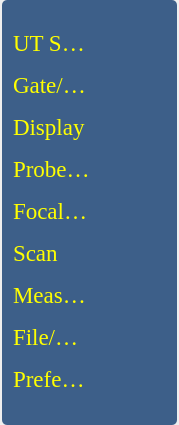
The window that ui/menu/main_menu.ui (15903016222/Voice) describes before a commit, drawn with Qt 5.
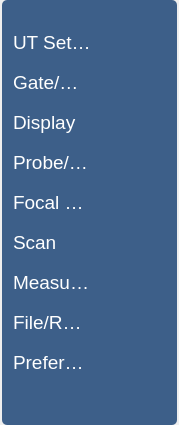
The same window after the commit. Icons and pictures are not drawn.

Commit message: Fixed:解决主菜单QTreeWidget选中后有高亮红色的问题

```diff
--- a/ui/menu/main_menu.ui
+++ b/ui/menu/main_menu.ui
@@ -90,8 +90,8 @@
         </property>
         <property name="font">
          <font>
-          <family>Times New Roman</family>
-          <pointsize>16</pointsize>
+          <family>Abyssinica SIL</family>
+          <pointsize>13</pointsize>
           <weight>50</weight>
           <italic>false</italic>
           <bold>false</bold>
@@ -99,28 +99,37 @@
         </property>
         <property name="styleSheet">
          <string notr="true">QTreeWidget{
-	font: 16pt &quot;Times New Roman&quot;;
-	color: yellow;
 	background-color: rgba(37, 76, 124, 0);
 	outline: 0px;
 }
 
-QTreeWidget::item{
+QTreeWidget::item:has-children{
+	font: 14pt &quot;Arial&quot;;
+	color:white;
 	margin: 8px;
 	background-color: rgba(37, 76, 124, 0); 
+	background-clip: margin;
+}
+
+QTreeWidget::item:!has-children {
+	font: 13pt &quot;Arial&quot;;
+	color:yellow;
+	margin: 8px;
+	margin-left: 30px;
+	background-color: rgba(37, 76, 124, 0); 
+	background-clip: margin;
 }
 
 QTreeWidget::item:selected{
-	font: bold 16pt &quot;Times New Roman&quot;;
-	color: red;
-	background-color: rgba(37, 76, 124, 0);
+	font: bold 13pt &quot;Arial&quot;;
+	color: yellow;
+	background-color: qlineargradient(spread:repeat, x1:0.5, y1:0, x2:0.5, y2:1, stop:0 rgba(230, 230, 230, 200), stop:0.1 rgba(200, 200, 200, 127), stop:0.9 rgba(200, 200, 200, 127), stop:1 rgba(230, 230, 230, 200));
 }
 
 QTreeWidget::branch{
 	image:none;
-	background-color: rgba(37, 76, 124, 0);
-}
-</string>
+	background-color:  rgba(37, 76, 124, 0); 
+}</string>
         </property>
         <property name="frameShape">
          <enum>QFrame::NoFrame</enum>
@@ -134,6 +143,15 @@
         <property name="autoScroll">
          <bool>false</bool>
         </property>
+        <property name="selectionMode">
+         <enum>QAbstractItemView::SingleSelection</enum>
+        </property>
+        <property name="selectionBehavior">
+         <enum>QAbstractItemView::SelectRows</enum>
+        </property>
+        <property name="indentation">
+         <number>0</number>
+        </property>
         <property name="rootIsDecorated">
          <bool>false</bool>
         </property>
@@ -162,7 +180,8 @@
          </property>
          <property name="font">
           <font>
-           <pointsize>17</pointsize>
+           <family>Arial</family>
+           <pointsize>14</pointsize>
           </font>
          </property>
          <property name="foreground">
@@ -221,7 +240,8 @@
          </property>
          <property name="font">
           <font>
-           <pointsize>17</pointsize>
+           <family>Arial</family>
+           <pointsize>14</pointsize>
           </font>
          </property>
          <property name="foreground">
@@ -273,7 +293,8 @@
          </property>
          <property name="font">
           <font>
-           <pointsize>17</pointsize>
+           <family>Arial</family>
+           <pointsize>14</pointsize>
           </font>
          </property>
          <property name="foreground">
@@ -315,7 +336,8 @@
          </property>
          <property name="font">
           <font>
-           <pointsize>17</pointsize>
+           <family>Arial</family>
+           <pointsize>14</pointsize>
           </font>
          </property>
          <property name="foreground">
@@ -367,7 +389,8 @@
          </property>
          <property name="font">
           <font>
-           <pointsize>17</pointsize>
+           <family>Arial</family>
+           <pointsize>14</pointsize>
           </font>
          </property>
          <property name="foreground">
@@ -414,7 +437,8 @@
          </property>
          <property name="font">
           <font>
-           <pointsize>17</pointsize>
+           <family>Arial</family>
+           <pointsize>14</pointsize>
           </font>
          </property>
          <property name="foreground">
@@ -461,7 +485,8 @@
          </property>
          <property name="font">
           <font>
-           <pointsize>17</pointsize>
+           <family>Arial</family>
+           <pointsize>14</pointsize>
           </font>
          </property>
          <property name="foreground">
@@ -503,7 +528,8 @@
          </property>
          <property name="font">
           <font>
-           <pointsize>17</pointsize>
+           <family>Arial</family>
+           <pointsize>14</pointsize>
           </font>
          </property>
          <property name="foreground">
@@ -555,7 +581,8 @@
          </property>
          <property name="font">
           <font>
-           <pointsize>17</pointsize>
+           <family>Arial</family>
+           <pointsize>14</pointsize>
           </font>
          </property>
          <property name="foreground">
```
Left out of the diff: 3 changed lines with no effect on the pictures.
